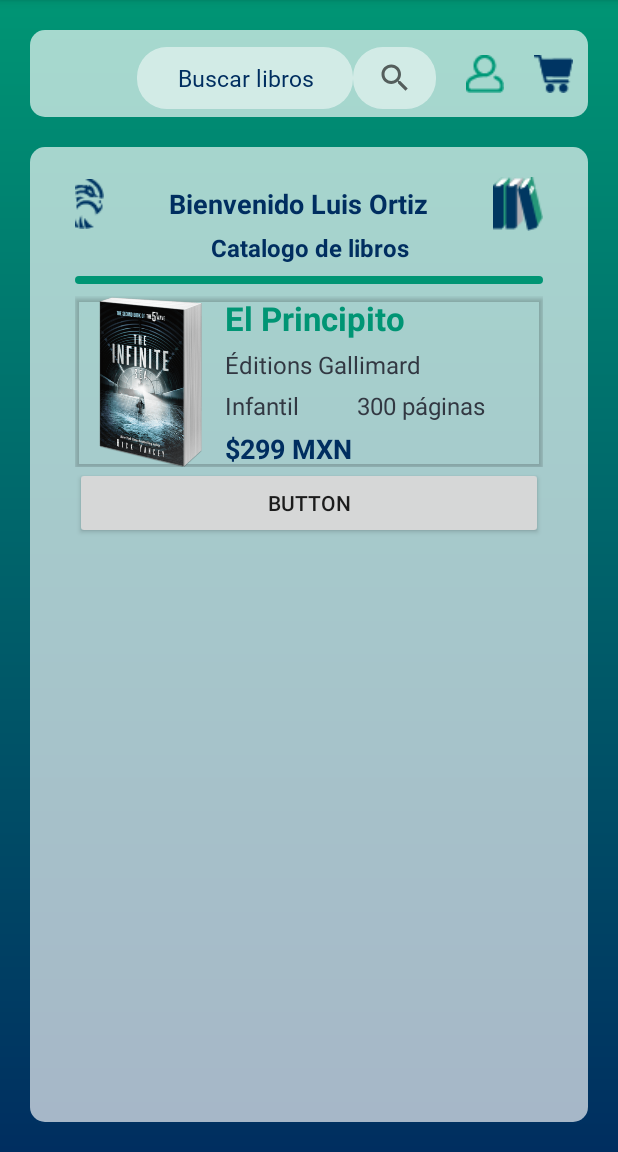
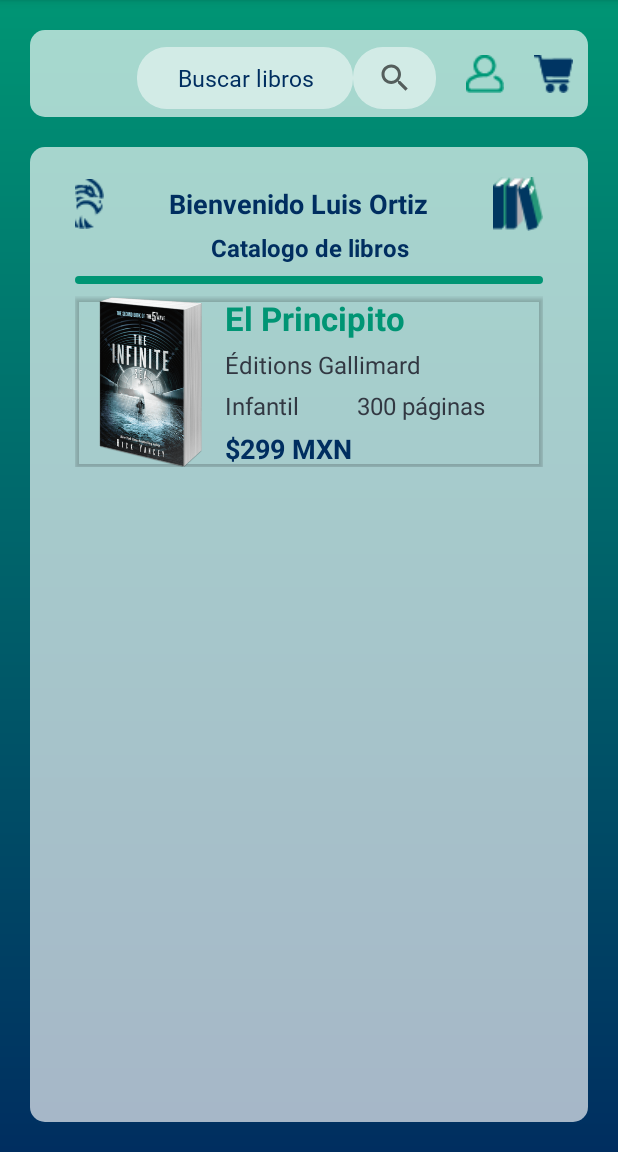
Before and after one commit to Luenalor/BibliUtez-Client, an Android app: the ClienteMenuPrincipal screen opened directly, with no data from a screen before it, on a phone screen of 412 x 824 dp, the part 84-1236 px from its top. Run offline under Robolectric (Android 15) with nearby library versions, the phone set to English and light mode, and no system bars; Roboto replaces fonts that are not available here.

```diff
--- a/app/src/main/res/layout/cliente_menu_principal.xml
+++ b/app/src/main/res/layout/cliente_menu_principal.xml
@@ -278,11 +278,6 @@
                     </android.support.v7.widget.CardView>
                 </LinearLayout>
 
-                <Button
-                        android:text="Button"
-                        android:layout_width="match_parent"
-                        android:layout_height="wrap_content"
-                        android:id="@+id/btnConsultarLibrosTest" />
             </LinearLayout>
         </LinearLayout>
     </LinearLayout>
```
Also changed, not shown: 2 other files.
